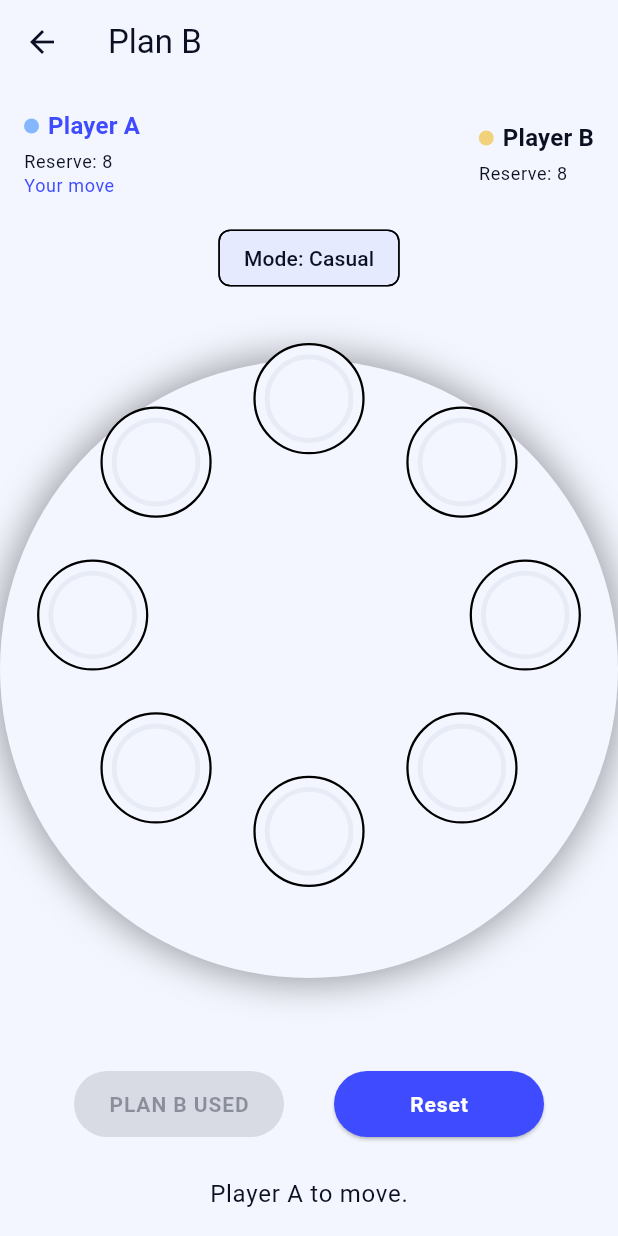
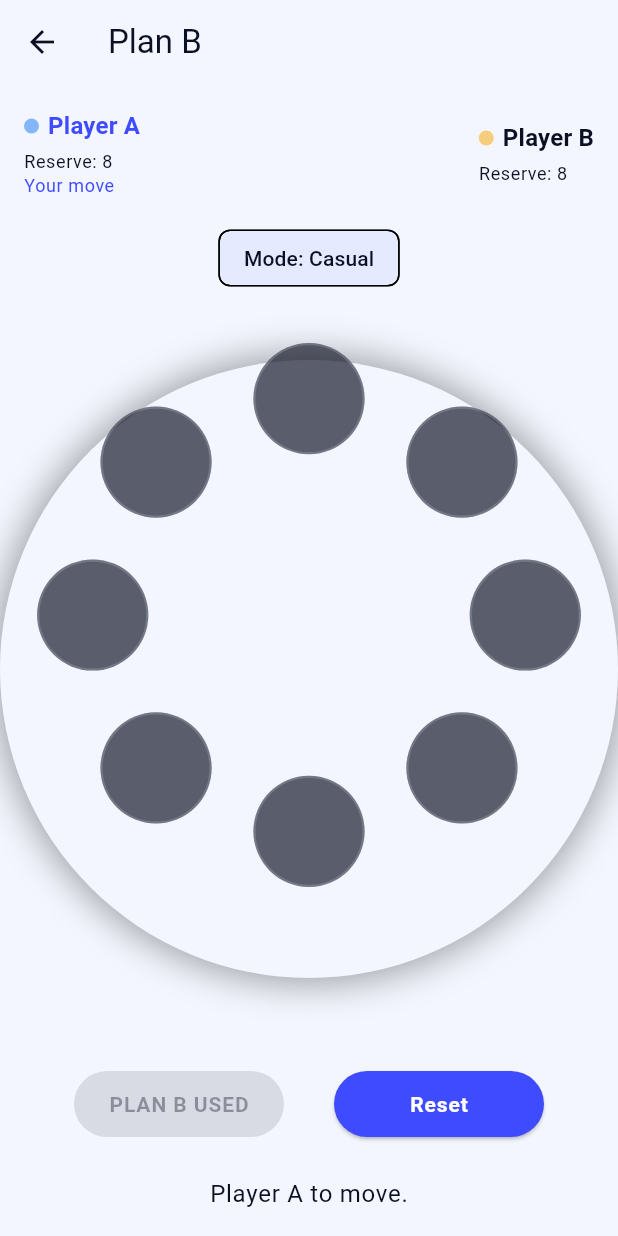
Before and after one commit to johnsonmayae/plan_b, a Flutter app: the GameScreen screen opened directly, on a phone screen of 412 x 824 dp. Run offline on Flutter 3.47's test engine with Material 3 defaults, Android fonts, the phone set to English and light mode, and no system bars; our stand-ins replace audioplayers.

Commit message:
Working on the color scheme

```diff
--- a/lib/theme/app_themes.dart
+++ b/lib/theme/app_themes.dart
@@ -154,7 +154,7 @@ class AppThemes {
       case AppThemeId.wood:
         return const GameColors.wood();
       case AppThemeId.bw:
-        return (b == Brightness.dark)
+        return b == Brightness.dark
             ? const GameColors.bwDark()
             : const GameColors.bwLight();
     }
--- a/lib/theme/game_colors.dart
+++ b/lib/theme/game_colors.dart
@@ -40,19 +40,26 @@ class GameColors extends ThemeExtension<GameColors> {
     required this.slotFill,
   });
 
-  /// Classic (original) colorway.
+ /// Classic (original) colorway (matches your screenshot).
 const GameColors.classic()
     : this(
-          playerA: const Color(0xFF85B7FF),
-          playerB: const Color(0xFFF1D27A),
-          cpu: const Color(0xFFE05A4F),
-          pieceA: const Color(0xFF85B7FF),
-          pieceB: const Color(0xFFF1D27A),
+        // Header dots/labels
+        playerA: const Color(0xFF84B7F9), // sampled from screenshot blue piece
+        playerB: const Color(0xFFF5CD7C), // sampled from screenshot yellow piece
+        cpu: const Color(0xFFE15241),     // sampled red dot
+
+        // Pieces
+        pieceA: const Color(0xFF84B7F9),
+        pieceB: const Color(0xFFF5CD7C),
         pieceBorder: const Color(0xFFCED6E4),
+
+        // Slot rings / highlights
         slotRing: const Color(0xFFCED6E4),
         highlightRing: const Color(0xFF7CDEFF),
         forbiddenRing: const Color(0xFFFF6B6B),
-          slotFill: const Color(0xFF0A0F22),
+
+        // Slot interior tint (this is that subtle “bubble” fill)
+        slotFill: const Color(0xFF191C2C),
       );
 
   /// Wood theme (warmer pieces)
--- a/lib/widgets/board_ring.dart
+++ b/lib/widgets/board_ring.dart
@@ -241,7 +241,7 @@ class _BoardSlot extends StatelessWidget {
 
     // Theme-aware styling so the board automatically matches the app
     // (and any future color themes).
-    final baseBorder = cs.outlineVariant;
+    final baseBorder = gc.slotRing.withOpacity(0.22);
     final highlight = gc.highlight; // legal move
     final selected = cs.secondary; // selected source
 
@@ -271,7 +271,7 @@ class _BoardSlot extends StatelessWidget {
 
 
     // Target scale for last move destination
-    final targetScale = data.isLastTo ? 1.10 : 1.0;
+    final targetScale = data.isLastTo ? 1.04 : 1.0;
 
     return GestureDetector(
       onTap: onTap,
@@ -282,7 +282,7 @@ class _BoardSlot extends StatelessWidget {
           duration: const Duration(milliseconds: 150),
           decoration: BoxDecoration(
             shape: BoxShape.circle,
-            color: cs.surface,
+            color: gc.slotFill.withOpacity(0.70),
             border: Border.all(
               color: borderColor,
               width: isSelected
--- a/lib/widgets/piece_stack_widget.dart
+++ b/lib/widgets/piece_stack_widget.dart
@@ -6,11 +6,14 @@ class PieceStackWidget extends StatelessWidget {
   const PieceStackWidget({
     super.key,
     required this.pieces,
-    this.highlight = false,
-    this.forbidden = false,
+    this.highlight = false, // kept for compatibility, intentionally unused
+    this.forbidden = false, // kept for compatibility, intentionally unused
   });
 
   final List<Player> pieces;
+
+  // Kept ONLY so your existing calls compile.
+  // Slot visuals are handled by _BoardSlot now.
   final bool highlight;
   final bool forbidden;
 
@@ -22,64 +25,38 @@ class PieceStackWidget extends StatelessWidget {
       builder: (context, constraints) {
         final size = constraints.biggest.shortestSide;
 
-        // --- Classic sizing targets (smaller than your current build) ---
-        // The old screenshot looks like the disc was ~2/3 of the slot diameter.
-        final disc = size * 0.66;
-        final ringStroke = size * 0.055;
+        // Smaller disc so 3 can fit and be visible like your screenshot.
+        final disc = size * 0.46;
 
-        // Ring color logic (forbidden wins over highlight)
-        Color ringColor = gc.slotRing.withOpacity(0.35);
-        if (highlight) ringColor = gc.highlightRing.withOpacity(0.55);
-        if (forbidden) ringColor = gc.forbiddenRing.withOpacity(0.55);
+        // Vertical offset between stacked discs.
+        final offset = disc * 0.26;
 
-        // Show up to 3 pieces visually (no counters).
-        final shown = pieces.length <= 3
-            ? pieces
-            : pieces.sublist(pieces.length - 3);
+        // Render up to 3 visible discs (top of stack)
+        final visibleCount = pieces.length.clamp(0, 3);
+        final visiblePieces = pieces.isEmpty
+            ? const <Player>[]
+            : pieces.sublist(pieces.length - visibleCount);
 
-        // Draw bottom -> top with tiny offset so a 3-stack is visible.
-        // (Offsets tuned to stay inside the slot like your classic screenshot.)
-        final widgets = <Widget>[];
-
-        for (int i = 0; i < shown.length; i++) {
-          final p = shown[i];
-          final depthFromTop = (shown.length - 1) - i; // 0 = top
-
-          final shrink = 1.0 - (depthFromTop * 0.06); // slightly smaller underneath
-          final d = disc * shrink;
-
-          final offset = depthFromTop * (size * 0.045);
-
-          widgets.add(
-            Transform.translate(
-              offset: Offset(offset, offset),
-              child: PieceDisc(
-                diameter: d,
-                color: gc.playerColor(p),
-                borderColor: gc.pieceBorder.withOpacity(depthFromTop == 0 ? 0.70 : 0.45),
-              ),
-            ),
-          );
-        }
+        // Center the stack vertically within the slot
+        final startY = (size - disc) / 2 - ((visibleCount - 1) * offset) / 2;
+        final startX = (size - disc) / 2;
 
         return SizedBox(
           width: size,
           height: size,
           child: Stack(
-            alignment: Alignment.center,
+            clipBehavior: Clip.none,
             children: [
-              // Slot ring
-              Container(
-                width: size,
-                height: size,
-                decoration: BoxDecoration(
-                  shape: BoxShape.circle,
-                  border: Border.all(width: ringStroke, color: ringColor),
+              for (int i = 0; i < visiblePieces.length; i++)
+                Positioned(
+                  left: startX,
+                  top: startY + i * offset,
+                  child: PieceDisc(
+                    diameter: disc,
+                    color: (visiblePieces[i] == Player.a) ? gc.pieceA : gc.pieceB,
+                    borderColor: gc.pieceBorder.withOpacity(0.65),
+                  ),
                 ),
-              ),
-
-              // Pieces (stack)
-              ...widgets,
             ],
           ),
         );
```
Lines whose indentation alone changed are shown as unchanged.
